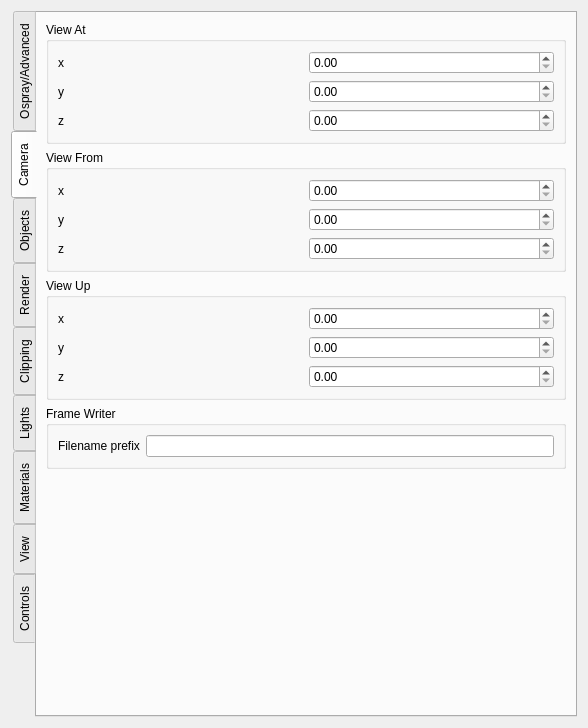
This is src/Interface/Modules/Render/ViewOspraySceneConfig.ui in SCIInstitute/SCIRun as Qt 5 draws it before an edit. The edited form follows.
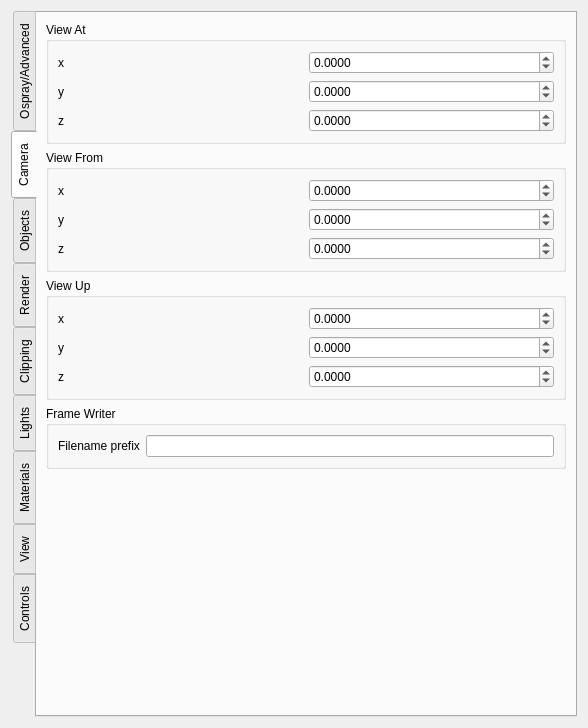
This is the edited form. The open tabs and pages were chosen to show the change.

Commit message: Camera view settable

The edit to the form file:
```diff
--- a/src/Interface/Modules/Render/ViewOspraySceneConfig.ui
+++ b/src/Interface/Modules/Render/ViewOspraySceneConfig.ui
@@ -265,10 +265,30 @@
            </widget>
           </item>
           <item row="4" column="2">
-           <widget class="QDoubleSpinBox" name="doubleSpinBox_15"/>
+           <widget class="QDoubleSpinBox" name="cameraViewAtZDoubleSpinBox_">
+            <property name="decimals">
+             <number>4</number>
+            </property>
+            <property name="minimum">
+             <double>-999999.000000000000000</double>
+            </property>
+            <property name="maximum">
+             <double>999999.000000000000000</double>
+            </property>
+           </widget>
           </item>
           <item row="3" column="2">
-           <widget class="QDoubleSpinBox" name="doubleSpinBox_14"/>
+           <widget class="QDoubleSpinBox" name="cameraViewAtYDoubleSpinBox_">
+            <property name="decimals">
+             <number>4</number>
+            </property>
+            <property name="minimum">
+             <double>-999999.000000000000000</double>
+            </property>
+            <property name="maximum">
+             <double>999999.000000000000000</double>
+            </property>
+           </widget>
           </item>
           <item row="3" column="0">
            <widget class="QLabel" name="label_46">
@@ -285,7 +305,17 @@
            </widget>
           </item>
           <item row="2" column="2">
-           <widget class="QDoubleSpinBox" name="doubleSpinBox_13"/>
+           <widget class="QDoubleSpinBox" name="cameraViewAtXDoubleSpinBox_">
+            <property name="decimals">
+             <number>4</number>
+            </property>
+            <property name="minimum">
+             <double>-999999.000000000000000</double>
+            </property>
+            <property name="maximum">
+             <double>999999.000000000000000</double>
+            </property>
+           </widget>
           </item>
          </layout>
         </widget>
@@ -304,10 +334,30 @@
            </widget>
           </item>
           <item row="4" column="2">
-           <widget class="QDoubleSpinBox" name="doubleSpinBox_19"/>
+           <widget class="QDoubleSpinBox" name="cameraViewFromZDoubleSpinBox_">
+            <property name="decimals">
+             <number>4</number>
+            </property>
+            <property name="minimum">
+             <double>-999999.000000000000000</double>
+            </property>
+            <property name="maximum">
+             <double>999999.000000000000000</double>
+            </property>
+           </widget>
           </item>
           <item row="3" column="2">
-           <widget class="QDoubleSpinBox" name="doubleSpinBox_20"/>
+           <widget class="QDoubleSpinBox" name="cameraViewFromYDoubleSpinBox_">
+            <property name="decimals">
+             <number>4</number>
+            </property>
+            <property name="minimum">
+             <double>-999999.000000000000000</double>
+            </property>
+            <property name="maximum">
+             <double>999999.000000000000000</double>
+            </property>
+           </widget>
           </item>
           <item row="3" column="0">
            <widget class="QLabel" name="label_51">
@@ -324,7 +374,17 @@
            </widget>
           </item>
           <item row="2" column="2">
-           <widget class="QDoubleSpinBox" name="doubleSpinBox_21"/>
+           <widget class="QDoubleSpinBox" name="cameraViewFromXDoubleSpinBox_">
+            <property name="decimals">
+             <number>4</number>
+            </property>
+            <property name="minimum">
+             <double>-999999.000000000000000</double>
+            </property>
+            <property name="maximum">
+             <double>999999.000000000000000</double>
+            </property>
+           </widget>
           </item>
          </layout>
         </widget>
@@ -343,10 +403,30 @@
            </widget>
           </item>
           <item row="4" column="2">
-           <widget class="QDoubleSpinBox" name="doubleSpinBox_16"/>
+           <widget class="QDoubleSpinBox" name="cameraViewUpZDoubleSpinBox_">
+            <property name="decimals">
+             <number>4</number>
+            </property>
+            <property name="minimum">
+             <double>-999999.000000000000000</double>
+            </property>
+            <property name="maximum">
+             <double>999999.000000000000000</double>
+            </property>
+           </widget>
           </item>
           <item row="3" column="2">
-           <widget class="QDoubleSpinBox" name="doubleSpinBox_17"/>
+           <widget class="QDoubleSpinBox" name="cameraViewUpYDoubleSpinBox_">
+            <property name="decimals">
+             <number>4</number>
+            </property>
+            <property name="minimum">
+             <double>-999999.000000000000000</double>
+            </property>
+            <property name="maximum">
+             <double>999999.000000000000000</double>
+            </property>
+           </widget>
           </item>
           <item row="3" column="0">
            <widget class="QLabel" name="label_48">
@@ -363,7 +443,17 @@
            </widget>
           </item>
           <item row="2" column="2">
-           <widget class="QDoubleSpinBox" name="doubleSpinBox_18"/>
+           <widget class="QDoubleSpinBox" name="cameraViewUpXDoubleSpinBox_">
+            <property name="decimals">
+             <number>4</number>
+            </property>
+            <property name="minimum">
+             <double>-999999.000000000000000</double>
+            </property>
+            <property name="maximum">
+             <double>999999.000000000000000</double>
+            </property>
+           </widget>
           </item>
          </layout>
         </widget>
```
Left out of the diff: 6 changed lines with no effect on the pictures. The commit also changes 2 other files.
